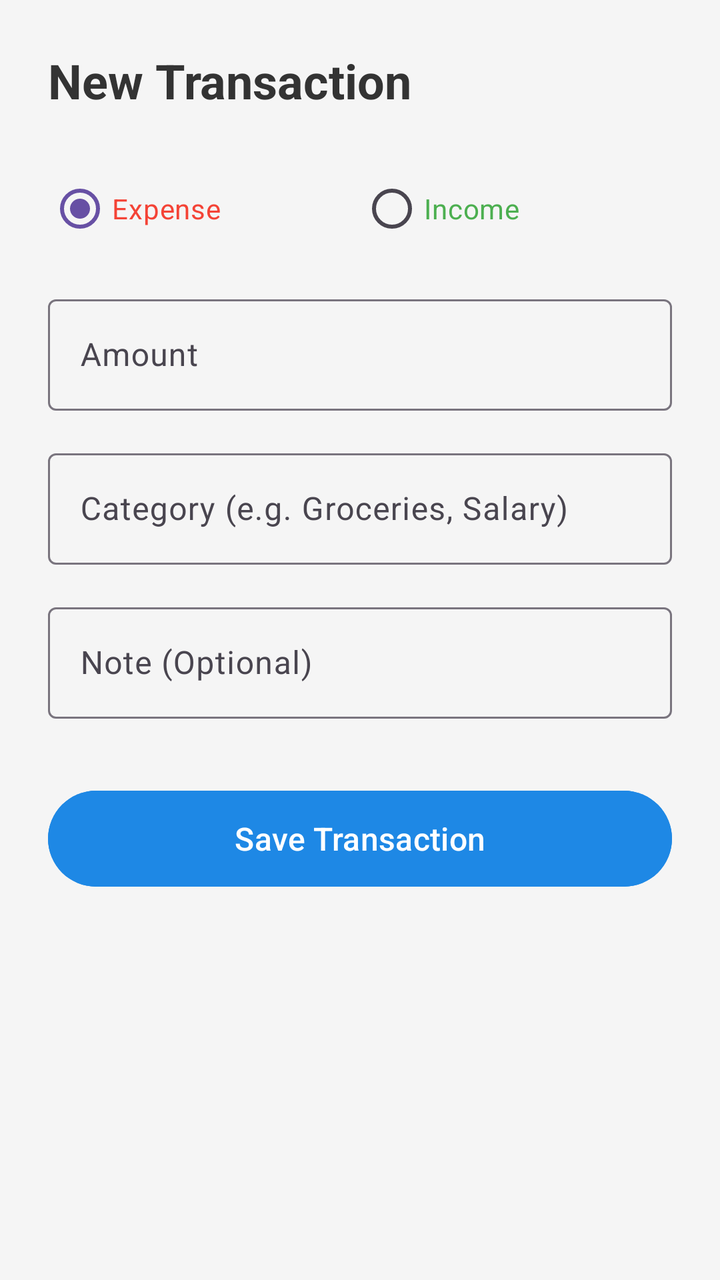
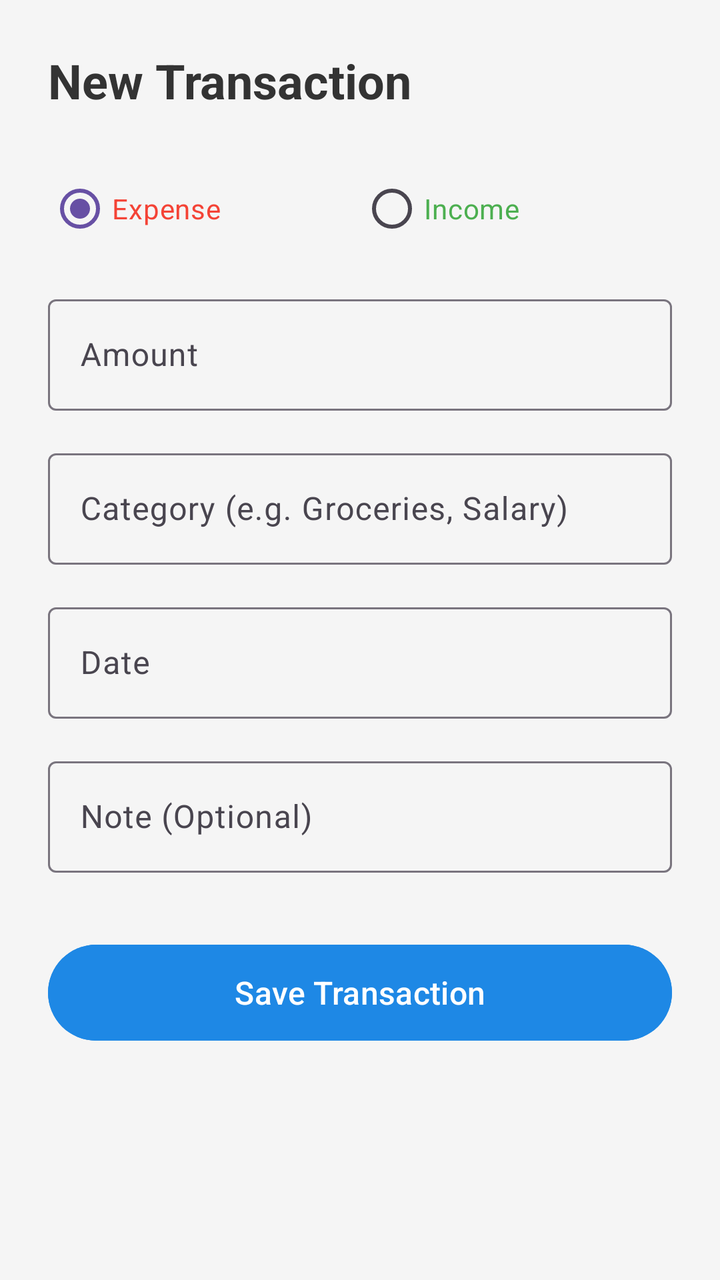

The first picture is an Android layout as it rendered before a commit; the second is the same layout after the commit. The layout source and the unified diff follow.
<!-- AndroidManifest.xml: application theme Theme.ExpenseTrackerApp -->
<!-- res/layout/activity_add_transaction.xml -->
<?xml version="1.0" encoding="utf-8"?>
<LinearLayout xmlns:android="http://schemas.android.com/apk/res/android"
    xmlns:app="http://schemas.android.com/apk/res-auto"
    android:layout_width="match_parent"
    android:layout_height="match_parent"
    android:orientation="vertical"
    android:padding="24dp"
    android:background="#F5F5F5">

    <TextView
        android:layout_width="match_parent"
        android:layout_height="wrap_content"
        android:text="New Transaction"
        android:textSize="24sp"
        android:textStyle="bold"
        android:textColor="#333333"
        android:layout_marginBottom="24dp"/>

    <RadioGroup
        android:id="@+id/radioGroupType"
        android:layout_width="match_parent"
        android:layout_height="wrap_content"
        android:orientation="horizontal"
        android:layout_marginBottom="16dp">

        <RadioButton
            android:id="@+id/radioExpense"
            android:layout_width="0dp"
            android:layout_weight="1"
            android:layout_height="wrap_content"
            android:text="Expense"
            android:checked="true"
            android:textColor="#F44336"/>

        <RadioButton
            android:id="@+id/radioIncome"
            android:layout_width="0dp"
            android:layout_weight="1"
            android:layout_height="wrap_content"
            android:text="Income"
            android:textColor="#4CAF50"/>
    </RadioGroup>

    <com.google.android.material.textfield.TextInputLayout
        android:layout_width="match_parent"
        android:layout_height="wrap_content"
        android:layout_marginBottom="16dp"
        android:hint="Amount">

        <com.google.android.material.textfield.TextInputEditText
            android:id="@+id/etAmount"
            android:layout_width="match_parent"
            android:layout_height="wrap_content"
            android:inputType="numberDecimal" />
    </com.google.android.material.textfield.TextInputLayout>

    <com.google.android.material.textfield.TextInputLayout
        android:layout_width="match_parent"
        android:layout_height="wrap_content"
        android:layout_marginBottom="16dp"
        android:hint="Category (e.g. Groceries, Salary)">

        <com.google.android.material.textfield.TextInputEditText
            android:id="@+id/etCategory"
            android:layout_width="match_parent"
            android:layout_height="wrap_content"
            android:inputType="textCapWords" />
    </com.google.android.material.textfield.TextInputLayout>

    <com.google.android.material.textfield.TextInputLayout
        android:layout_width="match_parent"
        android:layout_height="wrap_content"
        android:layout_marginBottom="32dp"
        android:hint="Note (Optional)">

        <com.google.android.material.textfield.TextInputEditText
            android:id="@+id/etNote"
            android:layout_width="match_parent"
            android:layout_height="wrap_content"
            android:inputType="textCapSentences" />
    </com.google.android.material.textfield.TextInputLayout>

    <Button
        android:id="@+id/btnSave"
        android:layout_width="match_parent"
        android:layout_height="56dp"
        android:text="Save Transaction"
        android:textSize="16sp"
        android:backgroundTint="#1E88E5"
        android:textColor="#FFFFFF"/>

</LinearLayout>
<!-- resources referenced by this layout -->
<resources>
  <style name="Theme.ExpenseTrackerApp" parent="Base.Theme.ExpenseTrackerApp" />
  <style name="Base.Theme.ExpenseTrackerApp" parent="Theme.Material3.DayNight.NoActionBar">
          
          
      </style>
</resources>

<!-- the commit's change to res/layout/activity_add_transaction.xml (unified diff, before → after) -->
@@ -1,92 +1,114 @@
 <?xml version="1.0" encoding="utf-8"?>
-<LinearLayout xmlns:android="http://schemas.android.com/apk/res/android"
+<ScrollView xmlns:android="http://schemas.android.com/apk/res/android"
     xmlns:app="http://schemas.android.com/apk/res-auto"
     android:layout_width="match_parent"
     android:layout_height="match_parent"
-    android:orientation="vertical"
-    android:padding="24dp"
-    android:background="#F5F5F5">
+    android:fillViewport="true"
+    android:background="#F5F5F5"
+    android:fitsSystemWindows="true">
 
-    <TextView
+    <LinearLayout
         android:layout_width="match_parent"
         android:layout_height="wrap_content"
-        android:text="New Transaction"
-        android:textSize="24sp"
-        android:textStyle="bold"
-        android:textColor="#333333"
-        android:layout_marginBottom="24dp"/>
+        android:orientation="vertical"
+        android:padding="24dp">
 
-    <RadioGroup
-        android:id="@+id/radioGroupType"
-        android:layout_width="match_parent"
-        android:layout_height="wrap_content"
-        android:orientation="horizontal"
-        android:layout_marginBottom="16dp">
-
-        <RadioButton
-            android:id="@+id/radioExpense"
-            android:layout_width="0dp"
-            android:layout_weight="1"
-            android:layout_height="wrap_content"
-            android:text="Expense"
-            android:checked="true"
-            android:textColor="#F44336"/>
-
-        <RadioButton
-            android:id="@+id/radioIncome"
-            android:layout_width="0dp"
-            android:layout_weight="1"
-            android:layout_height="wrap_content"
-            android:text="Income"
-            android:textColor="#4CAF50"/>
-    </RadioGroup>
-
-    <com.google.android.material.textfield.TextInputLayout
-        android:layout_width="match_parent"
-        android:layout_height="wrap_content"
-        android:layout_marginBottom="16dp"
-        android:hint="Amount">
-
-        <com.google.android.material.textfield.TextInputEditText
-            android:id="@+id/etAmount"
+        <TextView
             android:layout_width="match_parent"
             android:layout_height="wrap_content"
-            android:inputType="numberDecimal" />
-    </com.google.android.material.textfield.TextInputLayout>
+            android:text="New Transaction"
+            android:textSize="24sp"
+            android:textStyle="bold"
+            android:textColor="#333333"
+            android:layout_marginBottom="24dp"/>
 
-    <com.google.android.material.textfield.TextInputLayout
-        android:layout_width="match_parent"
-        android:layout_height="wrap_content"
-        android:layout_marginBottom="16dp"
-        android:hint="Category (e.g. Groceries, Salary)">
-
-        <com.google.android.material.textfield.TextInputEditText
-            android:id="@+id/etCategory"
+        <RadioGroup
+            android:id="@+id/radioGroupType"
             android:layout_width="match_parent"
             android:layout_height="wrap_content"
-            android:inputType="textCapWords" />
-    </com.google.android.material.textfield.TextInputLayout>
+            android:orientation="horizontal"
+            android:layout_marginBottom="16dp">
 
-    <com.google.android.material.textfield.TextInputLayout
-        android:layout_width="match_parent"
-        android:layout_height="wrap_content"
-        android:layout_marginBottom="32dp"
-        android:hint="Note (Optional)">
+            <RadioButton
+                android:id="@+id/radioExpense"
+                android:layout_width="0dp"
+                android:layout_weight="1"
+                android:layout_height="wrap_content"
+                android:text="Expense"
+                android:checked="true"
+                android:textColor="#F44336"/>
 
-        <com.google.android.material.textfield.TextInputEditText
-            android:id="@+id/etNote"
+            <RadioButton
+                android:id="@+id/radioIncome"
+                android:layout_width="0dp"
+                android:layout_weight="1"
+                android:layout_height="wrap_content"
+                android:text="Income"
+                android:textColor="#4CAF50"/>
+        </RadioGroup>
+
+        <com.google.android.material.textfield.TextInputLayout
             android:layout_width="match_parent"
             android:layout_height="wrap_content"
-            android:inputType="textCapSentences" />
-    </com.google.android.material.textfield.TextInputLayout>
+            android:layout_marginBottom="16dp"
+            android:hint="Amount">
 
-    <Button
-        android:id="@+id/btnSave"
-        android:layout_width="match_parent"
-        android:layout_height="56dp"
-        android:text="Save Transaction"
-        android:textSize="16sp"
-        android:backgroundTint="#1E88E5"
-        android:textColor="#FFFFFF"/>
+            <com.google.android.material.textfield.TextInputEditText
+                android:id="@+id/etAmount"
+                android:layout_width="match_parent"
+                android:layout_height="wrap_content"
+                android:inputType="numberDecimal" />
+        </com.google.android.material.textfield.TextInputLayout>
 
-</LinearLayout>
+        <com.google.android.material.textfield.TextInputLayout
+            android:layout_width="match_parent"
+            android:layout_height="wrap_content"
+            android:layout_marginBottom="16dp"
+            android:hint="Category (e.g. Groceries, Salary)">
+
+            <com.google.android.material.textfield.TextInputEditText
+                android:id="@+id/etCategory"
+                android:layout_width="match_parent"
+                android:layout_height="wrap_content"
+                android:inputType="textCapWords" />
+        </com.google.android.material.textfield.TextInputLayout>
+
+        <com.google.android.material.textfield.TextInputLayout
+            android:layout_width="match_parent"
+            android:layout_height="wrap_content"
+            android:layout_marginBottom="16dp"
+            android:hint="Date">
+
+            <com.google.android.material.textfield.TextInputEditText
+                android:id="@+id/etDate"
+                android:layout_width="match_parent"
+                android:layout_height="wrap_content"
+                android:focusable="false"
+                android:clickable="true"
+                android:inputType="none" />
+        </com.google.android.material.textfield.TextInputLayout>
+
+        <com.google.android.material.textfield.TextInputLayout
+            android:layout_width="match_parent"
+            android:layout_height="wrap_content"
+            android:layout_marginBottom="32dp"
+            android:hint="Note (Optional)">
+
+            <com.google.android.material.textfield.TextInputEditText
+                android:id="@+id/etNote"
+                android:layout_width="match_parent"
+                android:layout_height="wrap_content"
+                android:inputType="textCapSentences" />
+        </com.google.android.material.textfield.TextInputLayout>
+
+        <Button
+            android:id="@+id/btnSave"
+            android:layout_width="match_parent"
+            android:layout_height="56dp"
+            android:text="Save Transaction"
+            android:textSize="16sp"
+            android:backgroundTint="#1E88E5"
+            android:textColor="#FFFFFF"/>
+
+    </LinearLayout>
+</ScrollView>
